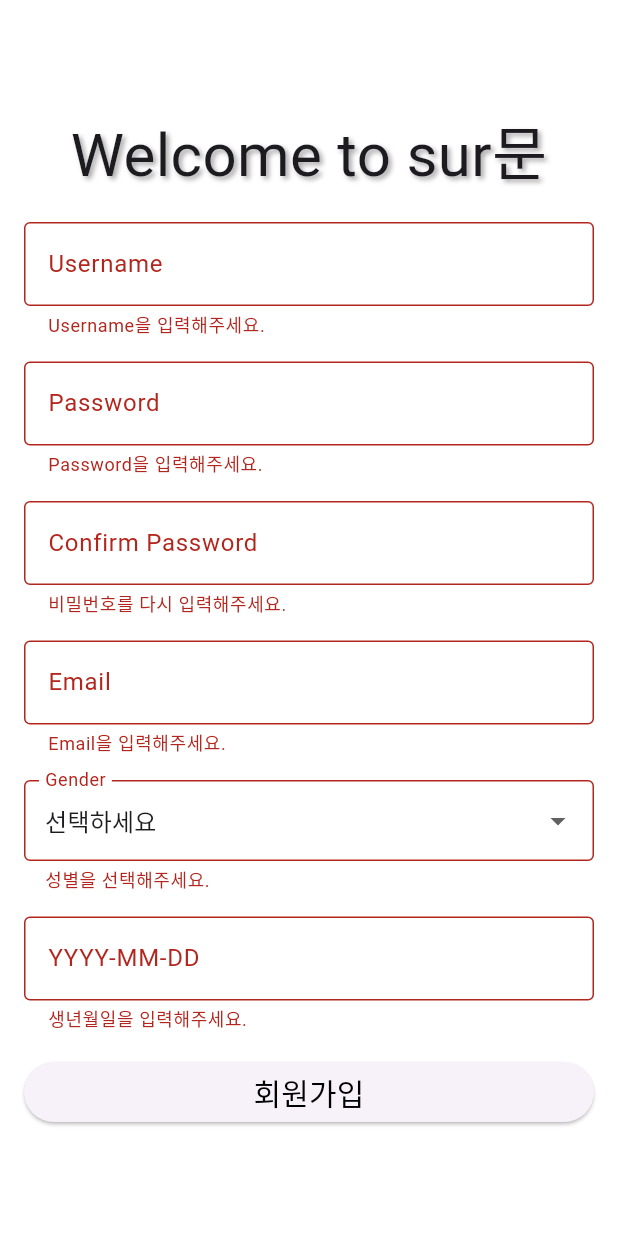
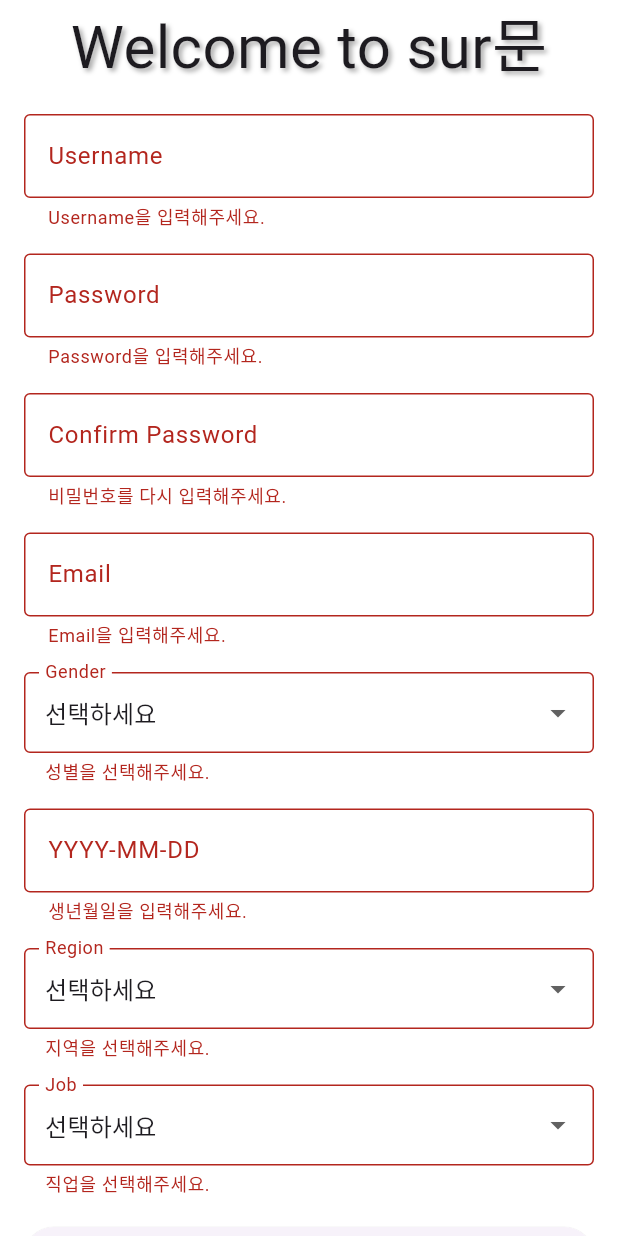
Before and after one commit to Dankook-Uni-Link/Product_Development, a Flutter app: the SignupScreen screen opened directly, after a tap on "회원가입", on a phone screen of 412 x 824 dp. Run offline on Flutter 3.47's test engine with Material 3 defaults, Android fonts, the phone set to English and light mode, and no system bars; our stand-ins replace firebase_core, google_fonts; accounts and stored records are empty; network calls fail.

Commit message:
signup add options(region, job)

```diff
--- a/app/lib/models/login_model.dart
+++ b/app/lib/models/login_model.dart
@@ -15,6 +15,8 @@ class Login {
   final String email;
   final String gender;
   final String birthdate;
+  final String region;
+  final String job;
   // final String token; // 로그인 성공 시 받은 JWT 토큰
 
   // Login({required this.token});
@@ -25,6 +27,8 @@ class Login {
     required this.email,
     required this.gender,
     required this.birthdate,
+    required this.region,
+    required this.job,
   });
 
   // JSON 데이터를 객체로 변환
@@ -37,6 +41,8 @@ class Login {
       email: json['email'],
       gender: json['gender'],
       birthdate: json['birthdate'],
+      region: json['region'],
+      job: json['job'],
     );
   }
 }
--- a/app/lib/screen/signup_screen.dart
+++ b/app/lib/screen/signup_screen.dart
@@ -50,9 +50,10 @@ class _SignupScreenState extends State<SignupScreen> {
   final TextEditingController _passwordController = TextEditingController();
   final TextEditingController _confirmPasswordController = TextEditingController();
   final TextEditingController _emailController = TextEditingController();
-  // final TextEditingController _genderController = TextEditingController();
   String? _selectedGender; // 선택한 성별 저장
   final TextEditingController _birthdateController = TextEditingController();
+  String? _selectedRegion;
+  String? _selectedJob;
   final GlobalKey<FormState> _formKey = GlobalKey<FormState>();
   final _apiService = ApiService();
   // bool _isUsernameAvailable = true;  // 아이디 중복 검사 결과 저장
@@ -131,39 +132,7 @@ class _SignupScreenState extends State<SignupScreen> {
 
     return null;
   }
-  // void _signup() async {
-  //   // 회원가입 로직 구현
-  //   if (_formKey.currentState!.validate()) {
-  //     String username = _usernameController.text;
-  //     String email = _emailController.text;
-  //     String password = _passwordController.text;
-  //     String gender = _genderController.text;
-  //     String birthdate = _birthdateController.text;
 
-  //     // 회원가입 API 호출
-  //     try {
-  //       final result = await _apiService.signup(username, email, password, gender, birthdate);
-  //       if(result['status'] == 'success'){
-  //         ScaffoldMessenger.of(context).showSnackBar(
-  //           const SnackBar(content: Text('회원가입이 성공적으로 완료되었습니다.')),
-  //         );
-  //         // 회원가입 후 로그인 페이지로 이동
-  //         Navigator.pushReplacement(
-  //           context,
-  //           MaterialPageRoute(builder: (context) => const LoginScreen()),
-  //         );
-  //       } else {
-  //         ScaffoldMessenger.of(context).showSnackBar(
-  //           const SnackBar(content: Text('회원가입 실패. 다시 시도해주세요.')),
-  //         );
-  //       }
-  //     } catch (e) {
-  //       ScaffoldMessenger.of(context).showSnackBar(
-  //         const SnackBar(content: Text('서버에 연결할 수 없습니다.')),
-  //       );
-  //     }
-  //   }
-  // }
 
   Future<void> _signup() async {
     if (_formKey.currentState!.validate()) { //&& _isUsernameAvailable // 아이디 중복X
@@ -172,9 +141,11 @@ class _SignupScreenState extends State<SignupScreen> {
       String password = _passwordController.text;
       String email = _emailController.text;
       String? gender = _selectedGender; // 선택된 성별
+      String? region = _selectedRegion; // 선택된 성별
+      String? job = _selectedJob; // 선택된 성별
       String birthdate = _birthdateController.text;
 
-      final result = await _apiService.signup(username, password, email, gender, birthdate);
+      final result = await _apiService.signup(username, password, email, gender, birthdate, region, job);
 
       if (result.success) { // 회원가입 성공 여부 확인 (success 필드 예시)
         // final loginData = result.data; // Login 객체 가져오기
@@ -327,24 +298,6 @@ class _SignupScreenState extends State<SignupScreen> {
                   ),),],),
                 const SizedBox(height: 16),
 
-                // 성별 입력 필드
-                // Row(
-                //   children: [
-                //     Expanded(
-                //       child: TextFormField(
-                //         controller: _genderController,
-                //         keyboardType: TextInputType.text,
-                //         decoration: const InputDecoration(
-                //           labelText: 'Gender',
-                //           border: OutlineInputBorder(),
-                //         ),
-                //         validator: (value) {
-                //           if (value == null || value.isEmpty) {
-                //             return '성별을 입력해주세요.';
-                //           }
-                //           return null;
-                //         },
-                //   ),),],),
                 Row(
                   children: [
                     Expanded(
@@ -411,6 +364,80 @@ class _SignupScreenState extends State<SignupScreen> {
                 ),
                 const SizedBox(height: 16),
 
+                Row(
+                  children: [
+                    Expanded(
+                      child: DropdownButtonFormField<String>(
+                        decoration: const InputDecoration(
+                          labelText: 'Region',
+                          border: OutlineInputBorder(),
+                          contentPadding: EdgeInsets.symmetric(horizontal: 10.0, vertical: 15.0),
+                        ),
+                        value: _selectedRegion,
+                        items: [
+                          const DropdownMenuItem(value: null, child: Text('선택하세요')),
+                          ...['서울', '경기', '인천', '강원', '충청', '전라', '경상', '제주', '기타'].map(
+                            (region) => DropdownMenuItem(
+                              value: region,
+                              child: Text(region),
+                            ),
+                          ),
+                        ],
+                        onChanged: (value) {
+                          FocusScope.of(context).requestFocus(FocusNode()); // 키보드 숨김
+                          setState(() {
+                            _selectedRegion = value;
+                          });
+                        },
+                        validator: (value) {
+                          if (value == null || value.isEmpty) {
+                            return '지역을 선택해주세요.';
+                          }
+                          return null;
+                        },
+                      ),
+                    ),
+                  ],
+                ),
+                const SizedBox(height: 16),
+
+                Row(
+                  children: [
+                    Expanded(
+                      child: DropdownButtonFormField<String>(
+                        decoration: const InputDecoration(
+                          labelText: 'Job',
+                          border: OutlineInputBorder(),
+                          contentPadding: EdgeInsets.symmetric(horizontal: 10.0, vertical: 15.0),
+                        ),
+                        value: _selectedJob,
+                        items: [
+                          const DropdownMenuItem(value: null, child: Text('선택하세요')),
+                          ...['대학생', '직장인', '자영업자', '전문직', '주부', '무직', '기타'].map(
+                            (job) => DropdownMenuItem(
+                              value: job,
+                              child: Text(job),
+                            ),
+                          ),
+                        ],
+                        onChanged: (value) {
+                          FocusScope.of(context).requestFocus(FocusNode()); // 키보드 숨김
+                          setState(() {
+                            _selectedJob = value;
+                          });
+                        },
+                        validator: (value) {
+                          if (value == null || value.isEmpty) {
+                            return '직업을 선택해주세요.';
+                          }
+                          return null;
+                        },
+                      ),
+                    ),
+                  ],
+                ),
+                const SizedBox(height: 16),
+
                 // 회원가입 버튼
                 SizedBox(
                   width: double.infinity,
--- a/app/lib/services/api_service.dart
+++ b/app/lib/services/api_service.dart
@@ -38,7 +38,7 @@ class ApiService {
   }
 
   // 회원가입
-  Future<ApiResponse<Login>> signup(String username, String password, String email, String? gender, String birthdate) async {
+  Future<ApiResponse<Login>> signup(String username, String password, String email, String? gender, String birthdate, String? region, String? job) async {
     final url = Uri.parse('$baseUrl/signup');
     final headers = {'Content-Type': 'application/json'};
     final body = jsonEncode({
@@ -47,6 +47,8 @@ class ApiService {
       'password': password,
       'gender': gender,
       'birthdate': birthdate,
+      'region': region,
+      'job': job,
     });
 
     final response = await http.post(url, headers: headers, body: body);
@@ -122,6 +124,15 @@ class ApiService {
     }
   }
 
+  // String? _selectRegion;
+  // String? _selectJob;
+
+/*
+나이대: 10 20 30 40 50 60대 이상
+성별: 남성 여성
+지역: 서울 경기 인천 강원 충청 전라 경상 제주
+직업: 대학생 직장인 자영업자 전문직 주부 무직 기타
+*/
   // 설문조사 생성하기
   Future<Result> createSurvey(
     String title,
```
Also changed, not shown: app/lib/screen/make_survey_screen.dart (line endings or trailing spaces).
